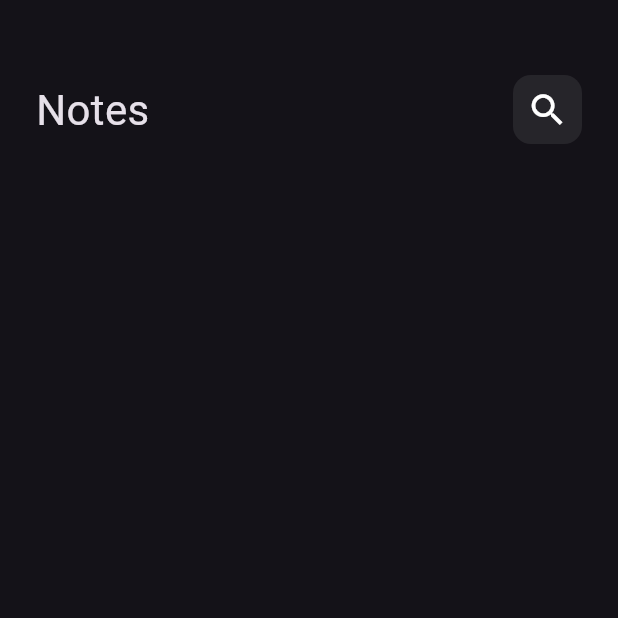
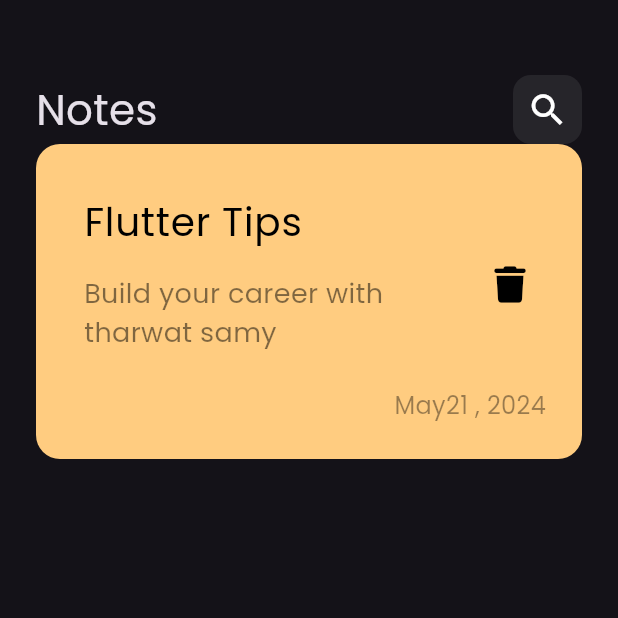
Before and after one commit to abdelazizh17/notes-app, a Flutter app: the screen it shows after launch, on a phone screen of 412 x 824 dp, the top half of it. Run offline on Flutter 3.47's test engine with Material 3 defaults, Android fonts, the phone set to English and light mode, and no system bars; our stand-ins replace font_awesome_flutter.

Commit message:
create custom note item

```diff
--- a/lib/main.dart
+++ b/lib/main.dart
@@ -14,6 +14,7 @@ class NotesApp extends StatelessWidget {
       debugShowCheckedModeBanner: false,
       theme: ThemeData(
         brightness: Brightness.dark,
+        fontFamily: 'Poppins',
       ),
       home: const NotesView(),
     );
--- a/lib/widgets/custom_app_bar.dart
+++ b/lib/widgets/custom_app_bar.dart
@@ -1,12 +1,13 @@
 import 'package:flutter/material.dart';
 import 'package:notes_app/widgets/custom_icon.dart';
+
 
 class CustomAppBar extends StatelessWidget {
   const CustomAppBar({super.key});
 
   @override
   Widget build(BuildContext context) {
-    return Row(
+    return const Row(
       children: [
         Text(
           'Notes',
--- a/lib/widgets/custom_icon.dart
+++ b/lib/widgets/custom_icon.dart
@@ -12,7 +12,7 @@ class CustomSearchIcon extends StatelessWidget {
         borderRadius: BorderRadius.circular(12),
         color: Colors.white.withOpacity(0.08),
       ),
-      child: Icon(
+      child: const Icon(
         Icons.search,
         size: 28,
       ),
--- /dev/null
+++ b/lib/widgets/custom_notes_item.dart
@@ -0,0 +1,62 @@
+import 'package:flutter/material.dart';
+import 'package:font_awesome_flutter/font_awesome_flutter.dart';
+
+class CustomNotesItem extends StatelessWidget {
+  const CustomNotesItem({super.key});
+
+  @override
+  Widget build(BuildContext context) {
+    return Container(
+      padding: EdgeInsets.only(top: 24, left: 16, bottom: 24),
+      decoration: BoxDecoration(
+        borderRadius: BorderRadius.circular(16),
+        color: Color(0xffFFCC80),
+      ),
+      child: Column(
+        crossAxisAlignment: CrossAxisAlignment.end,
+        children: [
+          ListTile(
+            title: Text(
+              'Flutter Tips',
+              style: TextStyle(
+                color: Colors.black,
+                fontSize: 26,
+              ),
+            ),
+            subtitle: Padding(
+              padding: const EdgeInsets.only(
+                top: 16,
+                bottom: 16,
+              ),
+              child: Text(
+                'Build your career with tharwat samy',
+                style: TextStyle(
+                  color: Colors.black.withOpacity(0.5),
+                  fontSize: 18,
+                ),
+              ),
+            ),
+            trailing: IconButton(
+              onPressed: () {},
+              icon: Icon(
+                FontAwesomeIcons.trash,
+                color: Colors.black,
+                size: 24,
+              ),
+            ),
+          ),
+          Padding(
+            padding: const EdgeInsets.only(right: 24),
+            child: Text(
+              'May21 , 2024',
+              style: TextStyle(
+                fontSize: 16,
+                color: Colors.black.withOpacity(0.4),
+              ),
+            ),
+          )
+        ],
+      ),
+    );
+  }
+}
--- a/lib/widgets/notes_view_body.dart
+++ b/lib/widgets/notes_view_body.dart
@@ -1,19 +1,21 @@
 import 'package:flutter/material.dart';
 import 'package:notes_app/widgets/custom_app_bar.dart';
+import 'package:notes_app/widgets/custom_notes_item.dart';
 
 class NotesViewBody extends StatelessWidget {
   const NotesViewBody({super.key});
 
   @override
   Widget build(BuildContext context) {
-    return Padding(
-      padding: const EdgeInsets.symmetric(horizontal: 24),
+    return const Padding(
+      padding: EdgeInsets.symmetric(horizontal: 24),
       child: Column(
         children: [
           SizedBox(
             height: 50,
           ),
           CustomAppBar(),
+          CustomNotesItem(),
         ],
       ),
     );
```
Also changed, not shown: pubspec.yaml (+7 -12 lines), assets/fonts/Poppins-Regular.ttf (added), pubspec.lock.
